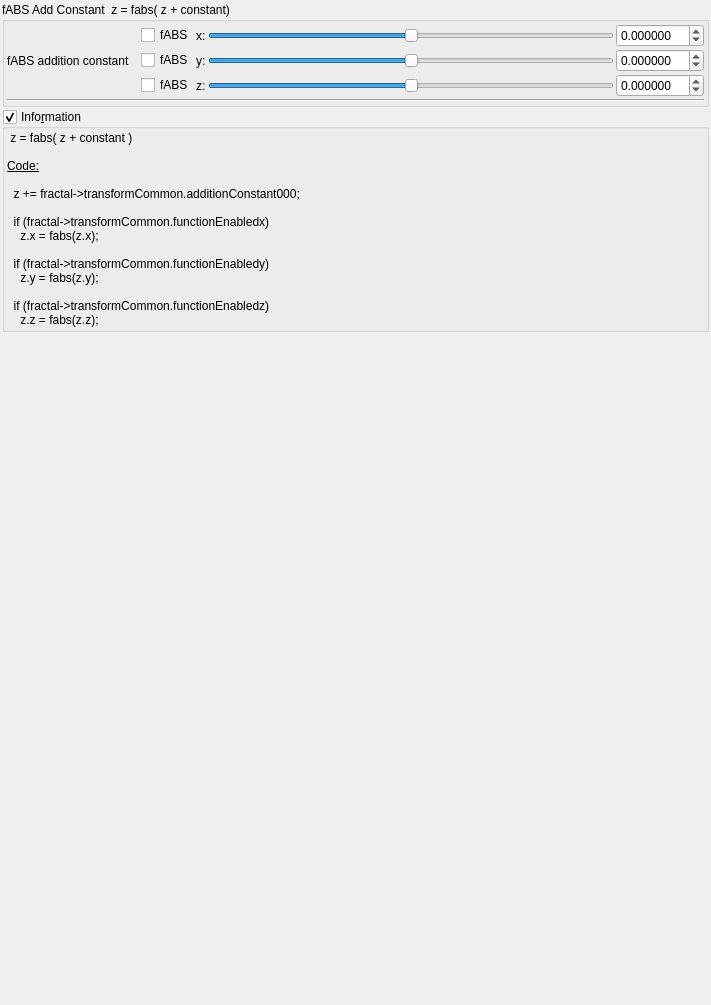
Before: the Qt Designer form mandelbulber2/qt_data/fractal_transf_fabs_add_constant.ui in buddhi1980/mandelbulber2, drawn with Qt 5.
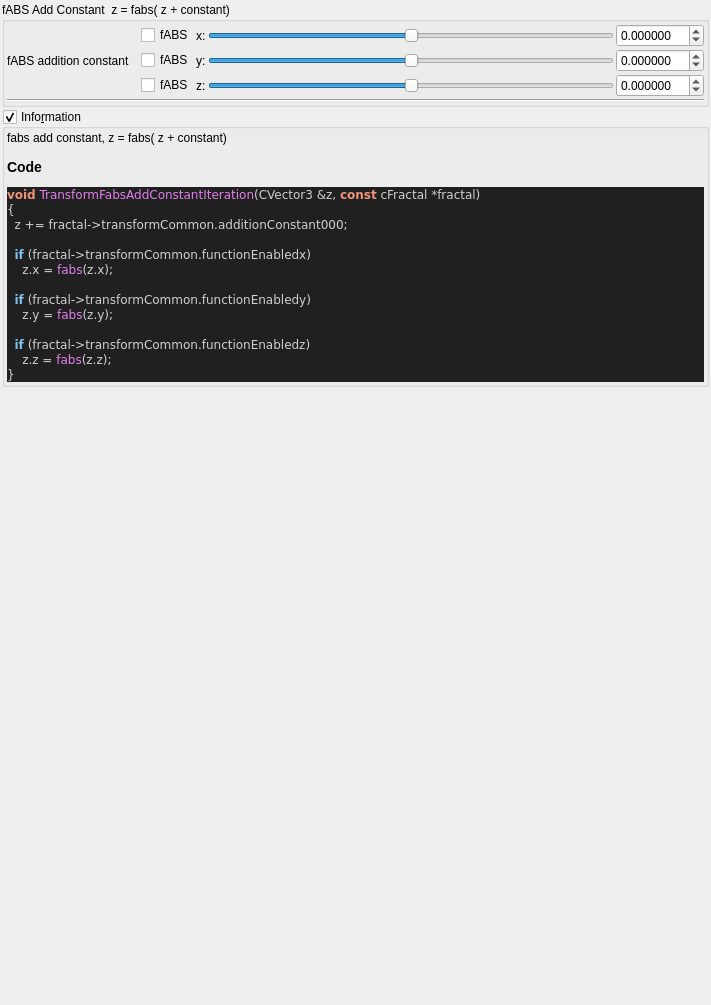
After: the same form once the commit is applied. Custom widgets are drawn as their Qt base class.

Commit message:
added all transforms information boxes
now all formulas can be parsed.

@buddhi do you got a reference for Xenodreambuie formula?

```diff
--- a/mandelbulber2/qt_data/fractal_transf_fabs_add_constant.ui
+++ b/mandelbulber2/qt_data/fractal_transf_fabs_add_constant.ui
@@ -296,24 +296,34 @@
       <item>
        <widget class="QLabel" name="label_4">
         <property name="text">
-         <string>&lt;!DOCTYPE HTML PUBLIC &quot;-//W3C//DTD HTML 4.0//EN&quot; &quot;http://www.w3.org/TR/REC-html40/strict.dtd&quot;&gt;
-&lt;html&gt;&lt;head&gt;&lt;meta name=&quot;qrichtext&quot; content=&quot;1&quot; /&gt;&lt;style type=&quot;text/css&quot;&gt;
-p, li { white-space: pre-wrap; }
-&lt;/style&gt;&lt;/head&gt;&lt;body&gt;
-&lt;p style=&quot; margin-top:0px; margin-bottom:0px; margin-left:0px; margin-right:0px; -qt-block-indent:0; text-indent:0px;&quot;&gt; z = fabs( z + constant )&lt;/p&gt;
-&lt;p style=&quot;-qt-paragraph-type:empty; margin-top:0px; margin-bottom:0px; margin-left:0px; margin-right:0px; -qt-block-indent:0; text-indent:0px;&quot;&gt;&lt;br /&gt;&lt;/p&gt;
-&lt;p style=&quot; margin-top:0px; margin-bottom:0px; margin-left:0px; margin-right:0px; -qt-block-indent:0; text-indent:0px;&quot;&gt;&lt;span style=&quot; text-decoration: underline;&quot;&gt;Code:&lt;/span&gt;&lt;/p&gt;
-&lt;p style=&quot;-qt-paragraph-type:empty; margin-top:0px; margin-bottom:0px; margin-left:0px; margin-right:0px; -qt-block-indent:0; text-indent:0px; text-decoration: underline;&quot;&gt;&lt;br /&gt;&lt;/p&gt;
-&lt;p style=&quot; margin-top:0px; margin-bottom:0px; margin-left:0px; margin-right:0px; -qt-block-indent:0; text-indent:0px;&quot;&gt;  z += fractal-&amp;gt;transformCommon.additionConstant000;&lt;/p&gt;
-&lt;p style=&quot; margin-top:0px; margin-bottom:0px; margin-left:0px; margin-right:0px; -qt-block-indent:0; text-indent:0px;&quot;&gt;  &lt;/p&gt;
-&lt;p style=&quot; margin-top:0px; margin-bottom:0px; margin-left:0px; margin-right:0px; -qt-block-indent:0; text-indent:0px;&quot;&gt;  if (fractal-&amp;gt;transformCommon.functionEnabledx)&lt;/p&gt;
-&lt;p style=&quot; margin-top:0px; margin-bottom:0px; margin-left:0px; margin-right:0px; -qt-block-indent:0; text-indent:0px;&quot;&gt;    z.x = fabs(z.x);&lt;/p&gt;
-&lt;p style=&quot; margin-top:0px; margin-bottom:0px; margin-left:0px; margin-right:0px; -qt-block-indent:0; text-indent:0px;&quot;&gt;  &lt;/p&gt;
-&lt;p style=&quot; margin-top:0px; margin-bottom:0px; margin-left:0px; margin-right:0px; -qt-block-indent:0; text-indent:0px;&quot;&gt;  if (fractal-&amp;gt;transformCommon.functionEnabledy)&lt;/p&gt;
-&lt;p style=&quot; margin-top:0px; margin-bottom:0px; margin-left:0px; margin-right:0px; -qt-block-indent:0; text-indent:0px;&quot;&gt;    z.y = fabs(z.y);&lt;/p&gt;
-&lt;p style=&quot; margin-top:0px; margin-bottom:0px; margin-left:0px; margin-right:0px; -qt-block-indent:0; text-indent:0px;&quot;&gt;  &lt;/p&gt;
-&lt;p style=&quot; margin-top:0px; margin-bottom:0px; margin-left:0px; margin-right:0px; -qt-block-indent:0; text-indent:0px;&quot;&gt;  if (fractal-&amp;gt;transformCommon.functionEnabledz)&lt;/p&gt;
-&lt;p style=&quot; margin-top:0px; margin-bottom:0px; margin-left:0px; margin-right:0px; -qt-block-indent:0; text-indent:0px;&quot;&gt;    z.z = fabs(z.z); &lt;/p&gt;&lt;/body&gt;&lt;/html&gt;</string>
+         <string>&lt;p&gt;fabs add  constant,  z = fabs( z + constant)&lt;/p&gt;&lt;table&gt;
+&lt;/table&gt;
+&lt;h3&gt;Code&lt;/h3&gt;
+&lt;!DOCTYPE HTML PUBLIC &quot;-//W3C//DTD HTML 4.0 Transitional//EN&quot;&gt;
+&lt;html&gt;
+&lt;head&gt;
+&lt;meta http-equiv=&quot;content-type&quot; content=&quot;text/html; charset=ISO-8859-1&quot;&gt;
+&lt;title&gt;Source file&lt;/title&gt;
+&lt;/head&gt;
+&lt;body style=&quot;background-color:#202020&quot;&gt;
+&lt;pre style=&quot;color:#d0d0d0; background-color:#202020;  font-family:'Courier New';&quot;&gt;&lt;span style=&quot;color:#f09479; font-weight:bold&quot;&gt;void&lt;/span&gt; &lt;span style=&quot;color:#e47eed&quot;&gt;TransformFabsAddConstantIteration&lt;/span&gt;&lt;span style=&quot;color:#d0d0d0&quot;&gt;(&lt;/span&gt;CVector3 &lt;span style=&quot;color:#d0d0d0&quot;&gt;&amp;amp;&lt;/span&gt;z&lt;span style=&quot;color:#d0d0d0&quot;&gt;,&lt;/span&gt; &lt;span style=&quot;color:#f09479; font-weight:bold&quot;&gt;const&lt;/span&gt; cFractal &lt;span style=&quot;color:#d0d0d0&quot;&gt;*&lt;/span&gt;fractal&lt;span style=&quot;color:#d0d0d0&quot;&gt;)&lt;/span&gt;
+&lt;span style=&quot;color:#d0d0d0&quot;&gt;{&lt;/span&gt;
+  z &lt;span style=&quot;color:#d0d0d0&quot;&gt;+=&lt;/span&gt; fractal&lt;span style=&quot;color:#d0d0d0&quot;&gt;-&amp;gt;&lt;/span&gt;transformCommon&lt;span style=&quot;color:#d0d0d0&quot;&gt;.&lt;/span&gt;additionConstant000&lt;span style=&quot;color:#d0d0d0&quot;&gt;;&lt;/span&gt;
+
+  &lt;span style=&quot;color:#7ec0ee; font-weight:bold&quot;&gt;if&lt;/span&gt; &lt;span style=&quot;color:#d0d0d0&quot;&gt;(&lt;/span&gt;fractal&lt;span style=&quot;color:#d0d0d0&quot;&gt;-&amp;gt;&lt;/span&gt;transformCommon&lt;span style=&quot;color:#d0d0d0&quot;&gt;.&lt;/span&gt;functionEnabledx&lt;span style=&quot;color:#d0d0d0&quot;&gt;)&lt;/span&gt;
+    z&lt;span style=&quot;color:#d0d0d0&quot;&gt;.&lt;/span&gt;x &lt;span style=&quot;color:#d0d0d0&quot;&gt;=&lt;/span&gt; &lt;span style=&quot;color:#e47eed&quot;&gt;fabs&lt;/span&gt;&lt;span style=&quot;color:#d0d0d0&quot;&gt;(&lt;/span&gt;z&lt;span style=&quot;color:#d0d0d0&quot;&gt;.&lt;/span&gt;x&lt;span style=&quot;color:#d0d0d0&quot;&gt;);&lt;/span&gt;
+
+  &lt;span style=&quot;color:#7ec0ee; font-weight:bold&quot;&gt;if&lt;/span&gt; &lt;span style=&quot;color:#d0d0d0&quot;&gt;(&lt;/span&gt;fractal&lt;span style=&quot;color:#d0d0d0&quot;&gt;-&amp;gt;&lt;/span&gt;transformCommon&lt;span style=&quot;color:#d0d0d0&quot;&gt;.&lt;/span&gt;functionEnabledy&lt;span style=&quot;color:#d0d0d0&quot;&gt;)&lt;/span&gt;
+    z&lt;span style=&quot;color:#d0d0d0&quot;&gt;.&lt;/span&gt;y &lt;span style=&quot;color:#d0d0d0&quot;&gt;=&lt;/span&gt; &lt;span style=&quot;color:#e47eed&quot;&gt;fabs&lt;/span&gt;&lt;span style=&quot;color:#d0d0d0&quot;&gt;(&lt;/span&gt;z&lt;span style=&quot;color:#d0d0d0&quot;&gt;.&lt;/span&gt;y&lt;span style=&quot;color:#d0d0d0&quot;&gt;);&lt;/span&gt;
+
+  &lt;span style=&quot;color:#7ec0ee; font-weight:bold&quot;&gt;if&lt;/span&gt; &lt;span style=&quot;color:#d0d0d0&quot;&gt;(&lt;/span&gt;fractal&lt;span style=&quot;color:#d0d0d0&quot;&gt;-&amp;gt;&lt;/span&gt;transformCommon&lt;span style=&quot;color:#d0d0d0&quot;&gt;.&lt;/span&gt;functionEnabledz&lt;span style=&quot;color:#d0d0d0&quot;&gt;)&lt;/span&gt;
+    z&lt;span style=&quot;color:#d0d0d0&quot;&gt;.&lt;/span&gt;z &lt;span style=&quot;color:#d0d0d0&quot;&gt;=&lt;/span&gt; &lt;span style=&quot;color:#e47eed&quot;&gt;fabs&lt;/span&gt;&lt;span style=&quot;color:#d0d0d0&quot;&gt;(&lt;/span&gt;z&lt;span style=&quot;color:#d0d0d0&quot;&gt;.&lt;/span&gt;z&lt;span style=&quot;color:#d0d0d0&quot;&gt;);&lt;/span&gt;
+&lt;span style=&quot;color:#d0d0d0&quot;&gt;}&lt;/span&gt;
+&lt;/pre&gt;
+&lt;/body&gt;
+&lt;/html&gt;
+&lt;!--HTML generated by highlight 3.9, http://www.andre-simon.de/--&gt;
+</string>
         </property>
         <property name="wordWrap">
          <bool>true</bool>
```
Left out of the diff: 2 changed lines with no effect on the pictures. The commit also changes 75 other files.
